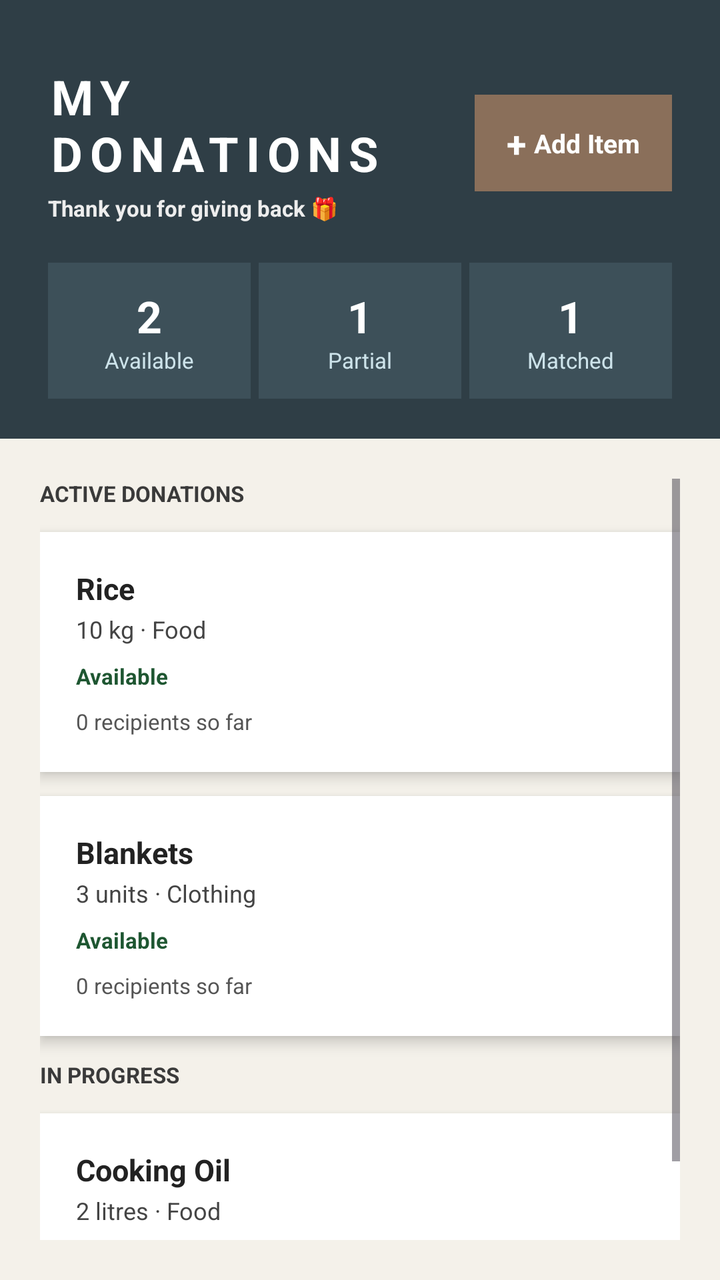
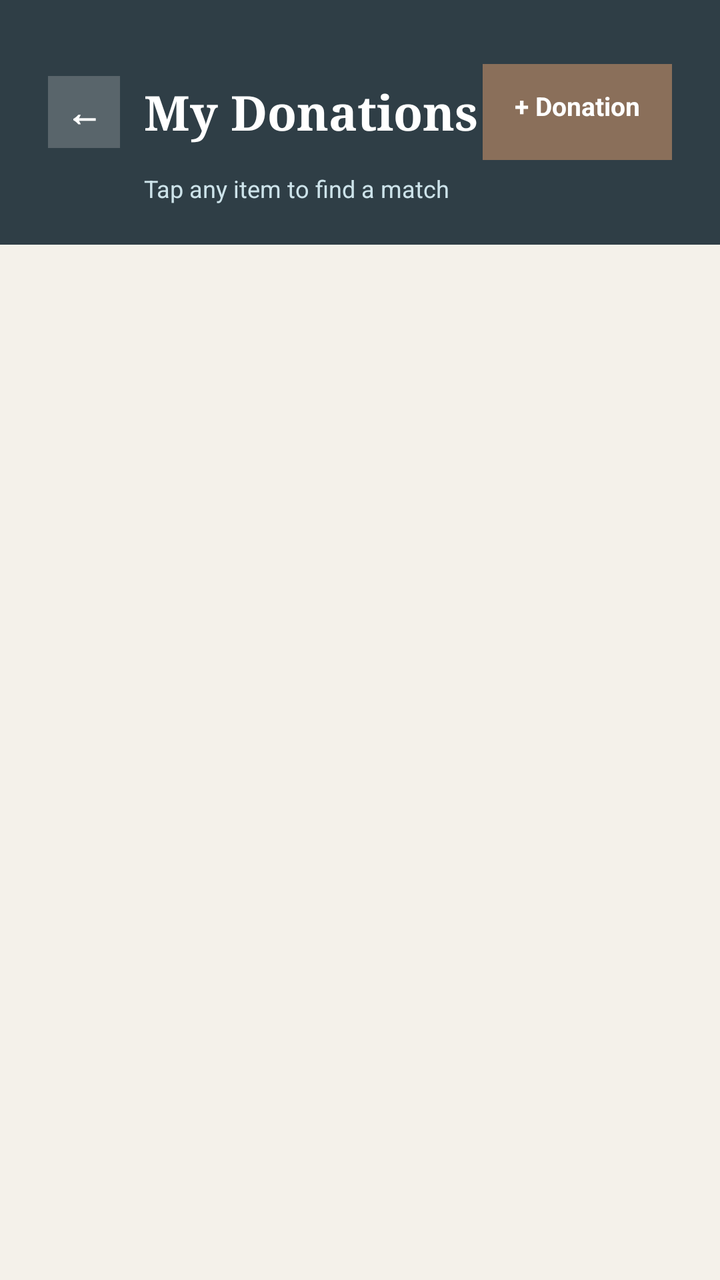

Compare the two renders of this Android layout. The source of the first and the diff that turns it into the second are given below.
<!-- AndroidManifest.xml: application theme Theme.LendAHand -->
<!-- res/layout/my_donations.xml -->
<?xml version="1.0" encoding="utf-8"?>
<LinearLayout xmlns:android="http://schemas.android.com/apk/res/android"
    android:layout_width="match_parent"
    android:layout_height="match_parent"
    android:orientation="vertical"
    android:background="#F4F1EA">

    
    <LinearLayout
        android:layout_width="match_parent"
        android:layout_height="wrap_content"
        android:orientation="vertical"
        android:background="#2F3E46"
        android:paddingStart="24dp"
        android:paddingEnd="24dp"
        android:paddingTop="32dp"
        android:paddingBottom="20dp">

        <LinearLayout
            android:layout_width="match_parent"
            android:layout_height="wrap_content"
            android:orientation="horizontal"
            android:gravity="center_vertical"
            android:baselineAligned="false">

            <LinearLayout
                android:layout_width="0dp"
                android:layout_height="wrap_content"
                android:layout_weight="1"
                android:orientation="vertical"
                android:baselineAligned="false">

                <TextView
                    android:layout_width="wrap_content"
                    android:layout_height="wrap_content"
                    android:text="@string/my_donations"
                    android:textSize="24sp"
                    android:textStyle="bold"
                    android:textColor="#FFFFFF"
                    android:letterSpacing="0.15" />

                <TextView
                    android:layout_width="wrap_content"
                    android:layout_height="wrap_content"
                    android:text="@string/thank_you_giving_back"
                    android:textSize="11sp"
                    android:textStyle="bold"
                    android:textColor="#EDEDED"
                    android:layout_marginTop="4dp" />
            </LinearLayout>

            
            <LinearLayout
                android:id="@+id/btnAddDonation"
                android:layout_width="wrap_content"
                android:layout_height="wrap_content"
                android:orientation="horizontal"
                android:background="#8A6F5A"
                android:minHeight="48dp"
                android:minWidth="48dp"
                android:paddingStart="16dp"
                android:paddingEnd="16dp"
                android:paddingTop="12dp"
                android:paddingBottom="12dp"
                android:gravity="center"
                android:baselineAligned="false"
                android:clickable="true"
                android:focusable="true">

                <TextView
                    android:layout_width="wrap_content"
                    android:layout_height="wrap_content"
                    android:text="@string/plus_symbol"
                    android:textSize="18sp"
                    android:textStyle="bold"
                    android:textColor="#FFFFFF" />

                <TextView
                    android:layout_width="wrap_content"
                    android:layout_height="wrap_content"
                    android:text="@string/add_item"
                    android:textSize="13sp"
                    android:textStyle="bold"
                    android:textColor="#FFFFFF"
                    android:layout_marginStart="4dp"/>
            </LinearLayout>
        </LinearLayout>

        
        <LinearLayout
            android:layout_width="match_parent"
            android:layout_height="wrap_content"
            android:orientation="horizontal"
            android:baselineAligned="false"
            android:layout_marginTop="20dp"
            android:weightSum="3">

            <LinearLayout
                android:layout_width="0dp"
                android:layout_weight="1"
                android:layout_height="wrap_content"
                android:orientation="vertical"
                android:gravity="center"
                android:background="#3D5059"
                android:padding="12dp"
                android:layout_marginEnd="4dp">

                <TextView
                    android:layout_width="wrap_content"
                    android:layout_height="wrap_content"
                    android:text="@string/two"
                    android:textSize="22sp"
                    android:textStyle="bold"
                    android:textColor="#FFFFFF"/>

                <TextView
                    android:layout_width="wrap_content"
                    android:layout_height="wrap_content"
                    android:text="@string/available"
                    android:textSize="11sp"
                    android:textColor="#CDE3EA"/>
            </LinearLayout>

            <LinearLayout
                android:layout_width="0dp"
                android:layout_weight="1"
                android:layout_height="wrap_content"
                android:orientation="vertical"
                android:gravity="center"
                android:background="#3D5059"
                android:padding="12dp"
                android:layout_marginEnd="4dp">

                <TextView
                    android:layout_width="wrap_content"
                    android:layout_height="wrap_content"
                    android:text="@string/one"
                    android:textSize="22sp"
                    android:textStyle="bold"
                    android:textColor="#FFFFFF"/>

                <TextView
                    android:layout_width="wrap_content"
                    android:layout_height="wrap_content"
                    android:text="@string/partial"
                    android:textSize="11sp"
                    android:textColor="#CDE3EA"/>
            </LinearLayout>

            <LinearLayout
                android:layout_width="0dp"
                android:layout_weight="1"
                android:layout_height="wrap_content"
                android:orientation="vertical"
                android:gravity="center"
                android:background="#3D5059"
                android:padding="12dp">

                <TextView
                    android:layout_width="wrap_content"
                    android:layout_height="wrap_content"
                    android:text="@string/one"
                    android:textSize="22sp"
                    android:textStyle="bold"
                    android:textColor="#FFFFFF"/>

                <TextView
                    android:layout_width="wrap_content"
                    android:layout_height="wrap_content"
                    android:text="@string/matched"
                    android:textSize="11sp"
                    android:textColor="#CDE3EA"/>
            </LinearLayout>
        </LinearLayout>
    </LinearLayout>

    
    <ScrollView
        android:layout_width="match_parent"
        android:layout_height="0dp"
        android:layout_weight="1"
        android:padding="20dp">

        <LinearLayout
            android:orientation="vertical"
            android:layout_width="match_parent"
            android:layout_height="wrap_content">

            <TextView
                android:layout_width="wrap_content"
                android:layout_height="wrap_content"
                android:text="@string/active_donations"
                android:textSize="11sp"
                android:textStyle="bold"
                android:textColor="#3A3A3A"
                android:layout_marginBottom="12dp"/>

            
            <LinearLayout
                android:layout_width="match_parent"
                android:layout_height="wrap_content"
                android:orientation="vertical"
                android:background="#FFFFFF"
                android:padding="18dp"
                android:elevation="4dp"
                android:layout_marginBottom="12dp">

                <TextView
                    android:layout_width="wrap_content"
                    android:layout_height="wrap_content"
                    android:text="@string/rice"
                    android:textSize="15sp"
                    android:textStyle="bold"
                    android:textColor="#222222"/>

                <TextView
                    android:layout_width="wrap_content"
                    android:layout_height="wrap_content"
                    android:text="@string/rice_details"
                    android:textSize="12sp"
                    android:textColor="#444444"
                    android:layout_marginTop="2dp"/>

                <TextView
                    android:layout_width="wrap_content"
                    android:layout_height="wrap_content"
                    android:text="@string/available"
                    android:textSize="11sp"
                    android:textStyle="bold"
                    android:textColor="#1E5631"
                    android:layout_marginTop="8dp"/>

                <TextView
                    android:layout_width="wrap_content"
                    android:layout_height="wrap_content"
                    android:text="@string/zero_recipients"
                    android:textSize="11sp"
                    android:textColor="#555555"
                    android:layout_marginTop="8dp"/>
            </LinearLayout>

            
            <LinearLayout
                android:layout_width="match_parent"
                android:layout_height="wrap_content"
                android:orientation="vertical"
                android:background="#FFFFFF"
                android:padding="18dp"
                android:elevation="4dp"
                android:layout_marginBottom="12dp">

                <TextView
                    android:layout_width="wrap_content"
                    android:layout_height="wrap_content"
                    android:text="@string/blankets"
                    android:textSize="15sp"
                    android:textStyle="bold"
                    android:textColor="#222222"/>

                <TextView
                    android:layout_width="wrap_content"
                    android:layout_height="wrap_content"
                    android:text="@string/blankets_details"
                    android:textSize="12sp"
                    android:textColor="#444444"
                    android:layout_marginTop="2dp"/>

                <TextView
                    android:layout_width="wrap_content"
                    android:layout_height="wrap_content"
                    android:text="@string/available"
                    android:textSize="11sp"
                    android:textStyle="bold"
                    android:textColor="#1E5631"
                    android:layout_marginTop="8dp"/>

                <TextView
                    android:layout_width="wrap_content"
                    android:layout_height="wrap_content"
                    android:text="@string/zero_recipients"
                    android:textSize="11sp"
                    android:textColor="#555555"
                    android:layout_marginTop="8dp"/>
            </LinearLayout>

            
            <TextView
                android:layout_width="wrap_content"
                android:layout_height="wrap_content"
                android:text="@string/in_progress"
                android:textSize="11sp"
                android:textStyle="bold"
                android:textColor="#3A3A3A"
                android:layout_marginBottom="12dp"/>

            <LinearLayout
                android:layout_width="match_parent"
                android:layout_height="wrap_content"
                android:orientation="vertical"
                android:background="#FFFFFF"
                android:padding="18dp"
                android:elevation="4dp"
                android:layout_marginBottom="12dp">

                <TextView
                    android:layout_width="wrap_content"
                    android:layout_height="wrap_content"
                    android:text="@string/cooking_oil"
                    android:textSize="15sp"
                    android:textStyle="bold"
                    android:textColor="#222222"/>

                <TextView
                    android:layout_width="wrap_content"
                    android:layout_height="wrap_content"
                    android:text="@string/cooking_oil_details"
                    android:textSize="12sp"
                    android:textColor="#444444"
                    android:layout_marginTop="2dp"/>

                <TextView
                    android:layout_width="wrap_content"
                    android:layout_height="wrap_content"
                    android:text="@string/partial"
                    android:textSize="11sp"
                    android:textStyle="bold"
                    android:textColor="#B45309"
                    android:layout_marginTop="8dp"/>

                <TextView
                    android:layout_width="wrap_content"
                    android:layout_height="wrap_content"
                    android:text="@string/going_to_family"
                    android:textSize="11sp"
                    android:textColor="#555555"
                    android:layout_marginTop="8dp"/>
            </LinearLayout>

        </LinearLayout>
    </ScrollView>

</LinearLayout>
<!-- resources referenced by this layout -->
<resources>
  <string name="active_donations">ACTIVE DONATIONS</string>
  <string name="add_item">Add Item</string>
  <string name="available">Available</string>
  <string name="blankets">Blankets</string>
  <string name="blankets_details">3 units · Clothing</string>
  <string name="cooking_oil">Cooking Oil</string>
  <string name="cooking_oil_details">2 litres · Food</string>
  <string name="going_to_family">Going to a family in your area</string>
  <string name="in_progress">IN PROGRESS</string>
  <string name="matched">Matched</string>
  <string name="my_donations">MY DONATIONS</string>
  <string name="one">1</string>
  <string name="partial">Partial</string>
  <string name="plus_symbol">+</string>
  <string name="rice">Rice</string>
  <string name="rice_details">10 kg · Food</string>
  <string name="thank_you_giving_back">Thank you for giving back 🎁</string>
  <string name="two">2</string>
  <string name="zero_recipients">0 recipients so far</string>
  <style name="Theme.LendAHand" parent="Base.Theme.LendAHand" />
  <style name="Base.Theme.LendAHand" parent="Theme.Material3.DayNight.NoActionBar">
          
          
      </style>
</resources>

<!-- the commit's change to res/layout/my_donations.xml (unified diff, before → after) -->
@@ -19,324 +19,106 @@
         <LinearLayout
             android:layout_width="match_parent"
             android:layout_height="wrap_content"
-            android:orientation="horizontal"
+            android:baselineAligned="false"
             android:gravity="center_vertical"
-            android:baselineAligned="false">
+            android:orientation="horizontal">
 
             <LinearLayout
-                android:layout_width="0dp"
-                android:layout_height="wrap_content"
-                android:layout_weight="1"
-                android:orientation="vertical"
-                android:baselineAligned="false">
+                android:id="@+id/btnBack"
+                android:layout_width="36dp"
+                android:layout_height="36dp"
+                android:background="#33FFFFFF"
+                android:clickable="true"
+                android:focusable="true"
+                android:gravity="center"
+                android:orientation="horizontal">
 
                 <TextView
                     android:layout_width="wrap_content"
                     android:layout_height="wrap_content"
-                    android:text="@string/my_donations"
-                    android:textSize="24sp"
-                    android:textStyle="bold"
+                    android:text="@string/back_arrow"
                     android:textColor="#FFFFFF"
-                    android:letterSpacing="0.15" />
-
-                <TextView
-                    android:layout_width="wrap_content"
-                    android:layout_height="wrap_content"
-                    android:text="@string/thank_you_giving_back"
-                    android:textSize="11sp"
-                    android:textStyle="bold"
-                    android:textColor="#EDEDED"
-                    android:layout_marginTop="4dp" />
+                    android:textSize="18sp"
+                    android:textStyle="bold" />
             </LinearLayout>
 
-            
-            <LinearLayout
-                android:id="@+id/btnAddDonation"
+            <TextView
+                android:layout_width="0dp"
+                android:layout_height="wrap_content"
+                android:layout_weight="1"
+                android:layout_marginStart="12dp"
+                android:fontFamily="serif"
+                android:text="My Donations"
+                android:textColor="#FFFFFF"
+                android:textSize="24sp"
+                android:textStyle="bold" />
+
+            <TextView
+                android:id="@+id/btnAddDonations"
                 android:layout_width="wrap_content"
                 android:layout_height="wrap_content"
-                android:orientation="horizontal"
                 android:background="#8A6F5A"
+                android:clickable="true"
+                android:focusable="true"
+                android:minWidth="48dp"
                 android:minHeight="48dp"
-                android:minWidth="48dp"
                 android:paddingStart="16dp"
+                android:paddingTop="12dp"
                 android:paddingEnd="16dp"
-                android:paddingTop="12dp"
                 android:paddingBottom="12dp"
-                android:gravity="center"
-                android:baselineAligned="false"
-                android:clickable="true"
-                android:focusable="true">
+                android:text="+ Donation"
+                android:textColor="#FFFFFF"
+                android:textSize="13sp"
+                android:textStyle="bold" />
 
-                <TextView
-                    android:layout_width="wrap_content"
-                    android:layout_height="wrap_content"
-                    android:text="@string/plus_symbol"
-                    android:textSize="18sp"
-                    android:textStyle="bold"
-                    android:textColor="#FFFFFF" />
-
-                <TextView
-                    android:layout_width="wrap_content"
-                    android:layout_height="wrap_content"
-                    android:text="@string/add_item"
-                    android:textSize="13sp"
-                    android:textStyle="bold"
-                    android:textColor="#FFFFFF"
-                    android:layout_marginStart="4dp"/>
-            </LinearLayout>
         </LinearLayout>
 
-        
-        <LinearLayout
-            android:layout_width="match_parent"
+        <TextView
+            android:layout_width="wrap_content"
             android:layout_height="wrap_content"
-            android:orientation="horizontal"
-            android:baselineAligned="false"
-            android:layout_marginTop="20dp"
-            android:weightSum="3">
-
-            <LinearLayout
-                android:layout_width="0dp"
-                android:layout_weight="1"
-                android:layout_height="wrap_content"
-                android:orientation="vertical"
-                android:gravity="center"
-                android:background="#3D5059"
-                android:padding="12dp"
-                android:layout_marginEnd="4dp">
-
-                <TextView
-                    android:layout_width="wrap_content"
-                    android:layout_height="wrap_content"
-                    android:text="@string/two"
-                    android:textSize="22sp"
-                    android:textStyle="bold"
-                    android:textColor="#FFFFFF"/>
-
-                <TextView
-                    android:layout_width="wrap_content"
-                    android:layout_height="wrap_content"
-                    android:text="@string/available"
-                    android:textSize="11sp"
-                    android:textColor="#CDE3EA"/>
-            </LinearLayout>
-
-            <LinearLayout
-                android:layout_width="0dp"
-                android:layout_weight="1"
-                android:layout_height="wrap_content"
-                android:orientation="vertical"
-                android:gravity="center"
-                android:background="#3D5059"
-                android:padding="12dp"
-                android:layout_marginEnd="4dp">
-
-                <TextView
-                    android:layout_width="wrap_content"
-                    android:layout_height="wrap_content"
-                    android:text="@string/one"
-                    android:textSize="22sp"
-                    android:textStyle="bold"
-                    android:textColor="#FFFFFF"/>
-
-                <TextView
-                    android:layout_width="wrap_content"
-                    android:layout_height="wrap_content"
-                    android:text="@string/partial"
-                    android:textSize="11sp"
-                    android:textColor="#CDE3EA"/>
-            </LinearLayout>
-
-            <LinearLayout
-                android:layout_width="0dp"
-                android:layout_weight="1"
-                android:layout_height="wrap_content"
-                android:orientation="vertical"
-                android:gravity="center"
-                android:background="#3D5059"
-                android:padding="12dp">
-
-                <TextView
-                    android:layout_width="wrap_content"
-                    android:layout_height="wrap_content"
-                    android:text="@string/one"
-                    android:textSize="22sp"
-                    android:textStyle="bold"
-                    android:textColor="#FFFFFF"/>
-
-                <TextView
-                    android:layout_width="wrap_content"
-                    android:layout_height="wrap_content"
-                    android:text="@string/matched"
-                    android:textSize="11sp"
-                    android:textColor="#CDE3EA"/>
-            </LinearLayout>
-        </LinearLayout>
+            android:text="Tap any item to find a match"
+            android:textSize="12sp"
+            android:textColor="#CDE3EA"
+            android:layout_marginTop="6dp"
+            android:layout_marginStart="48dp"/>
     </LinearLayout>
 
     
+    <ProgressBar
+        android:id="@+id/progressBar"
+        android:layout_width="wrap_content"
+        android:layout_height="wrap_content"
+        android:layout_gravity="center"
+        android:layout_marginTop="32dp"
+        android:visibility="visible"/>
+
+    
+    <TextView
+        android:id="@+id/tvEmpty"
+        android:layout_width="match_parent"
+        android:layout_height="wrap_content"
+        android:text="You haven't made any donations yet."
+        android:textSize="14sp"
+        android:textColor="#8A7F78"
+        android:gravity="center"
+        android:padding="32dp"
+        android:visibility="gone"/>
+
+    
     <ScrollView
+        android:id="@+id/scrollView"
         android:layout_width="match_parent"
         android:layout_height="0dp"
         android:layout_weight="1"
-        android:padding="20dp">
+        android:padding="20dp"
+        android:clipToPadding="false"
+        android:visibility="gone">
 
         <LinearLayout
-            android:orientation="vertical"
+            android:id="@+id/donationListContainer"
             android:layout_width="match_parent"
-            android:layout_height="wrap_content">
-
-            <TextView
-                android:layout_width="wrap_content"
-                android:layout_height="wrap_content"
-                android:text="@string/active_donations"
-                android:textSize="11sp"
-                android:textStyle="bold"
-                android:textColor="#3A3A3A"
-                android:layout_marginBottom="12dp"/>
-
-            
-            <LinearLayout
-                android:layout_width="match_parent"
-                android:layout_height="wrap_content"
-                android:orientation="vertical"
-                android:background="#FFFFFF"
-                android:padding="18dp"
-                android:elevation="4dp"
-                android:layout_marginBottom="12dp">
-
-                <TextView
-                    android:layout_width="wrap_content"
-                    android:layout_height="wrap_content"
-                    android:text="@string/rice"
-                    android:textSize="15sp"
-                    android:textStyle="bold"
-                    android:textColor="#222222"/>
-
-                <TextView
-                    android:layout_width="wrap_content"
-                    android:layout_height="wrap_content"
-                    android:text="@string/rice_details"
-                    android:textSize="12sp"
-                    android:textColor="#444444"
-                    android:layout_marginTop="2dp"/>
-
-                <TextView
-                    android:layout_width="wrap_content"
-                    android:layout_height="wrap_content"
-                    android:text="@string/available"
-                    android:textSize="11sp"
-                    android:textStyle="bold"
-                    android:textColor="#1E5631"
-                    android:layout_marginTop="8dp"/>
-
-                <TextView
-                    android:layout_width="wrap_content"
-                    android:layout_height="wrap_content"
-                    android:text="@string/zero_recipients"
-                    android:textSize="11sp"
-                    android:textColor="#555555"
-                    android:layout_marginTop="8dp"/>
-            </LinearLayout>
-
-            
-            <LinearLayout
-                android:layout_width="match_parent"
-                android:layout_height="wrap_content"
-                android:orientation="vertical"
-                android:background="#FFFFFF"
-                android:padding="18dp"
-                android:elevation="4dp"
-                android:layout_marginBottom="12dp">
-
-                <TextView
-                    android:layout_width="wrap_content"
-                    android:layout_height="wrap_content"
-                    android:text="@string/blankets"
-                    android:textSize="15sp"
-                    android:textStyle="bold"
-                    android:textColor="#222222"/>
-
-                <TextView
-                    android:layout_width="wrap_content"
-                    android:layout_height="wrap_content"
-                    android:text="@string/blankets_details"
-                    android:textSize="12sp"
-                    android:textColor="#444444"
-                    android:layout_marginTop="2dp"/>
-
-                <TextView
-                    android:layout_width="wrap_content"
-                    android:layout_height="wrap_content"
-                    android:text="@string/available"
-                    android:textSize="11sp"
-                    android:textStyle="bold"
-                    android:textColor="#1E5631"
-                    android:layout_marginTop="8dp"/>
-
-                <TextView
-                    android:layout_width="wrap_content"
-                    android:layout_height="wrap_content"
-                    android:text="@string/zero_recipients"
-                    android:textSize="11sp"
-                    android:textColor="#555555"
-                    android:layout_marginTop="8dp"/>
-            </LinearLayout>
-
-            
-            <TextView
-                android:layout_width="wrap_content"
-                android:layout_height="wrap_content"
-                android:text="@string/in_progress"
-                android:textSize="11sp"
-                android:textStyle="bold"
-                android:textColor="#3A3A3A"
-                android:layout_marginBottom="12dp"/>
-
-            <LinearLayout
-                android:layout_width="match_parent"
-                android:layout_height="wrap_content"
-                android:orientation="vertical"
-                android:background="#FFFFFF"
-                android:padding="18dp"
-                android:elevation="4dp"
-                android:layout_marginBottom="12dp">
-
-                <TextView
-                    android:layout_width="wrap_content"
-                    android:layout_height="wrap_content"
-                    android:text="@string/cooking_oil"
-                    android:textSize="15sp"
-                    android:textStyle="bold"
-                    android:textColor="#222222"/>
-
-                <TextView
-                    android:layout_width="wrap_content"
-                    android:layout_height="wrap_content"
-                    android:text="@string/cooking_oil_details"
-                    android:textSize="12sp"
-                    android:textColor="#444444"
-                    android:layout_marginTop="2dp"/>
-
-                <TextView
-                    android:layout_width="wrap_content"
-                    android:layout_height="wrap_content"
-                    android:text="@string/partial"
-                    android:textSize="11sp"
-                    android:textStyle="bold"
-                    android:textColor="#B45309"
-                    android:layout_marginTop="8dp"/>
-
-                <TextView
-                    android:layout_width="wrap_content"
-                    android:layout_height="wrap_content"
-                    android:text="@string/going_to_family"
-                    android:textSize="11sp"
-                    android:textColor="#555555"
-                    android:layout_marginTop="8dp"/>
-            </LinearLayout>
-
-        </LinearLayout>
+            android:layout_height="wrap_content"
+            android:orientation="vertical"/>
     </ScrollView>
 
 </LinearLayout>
<!-- resource entries referenced after the edit -->
@@ -1,24 +1,6 @@
 <!-- resources referenced by this layout -->
 <resources>
-  <string name="active_donations">ACTIVE DONATIONS</string>
-  <string name="add_item">Add Item</string>
-  <string name="available">Available</string>
-  <string name="blankets">Blankets</string>
-  <string name="blankets_details">3 units · Clothing</string>
-  <string name="cooking_oil">Cooking Oil</string>
-  <string name="cooking_oil_details">2 litres · Food</string>
-  <string name="going_to_family">Going to a family in your area</string>
-  <string name="in_progress">IN PROGRESS</string>
-  <string name="matched">Matched</string>
-  <string name="my_donations">MY DONATIONS</string>
-  <string name="one">1</string>
-  <string name="partial">Partial</string>
-  <string name="plus_symbol">+</string>
-  <string name="rice">Rice</string>
-  <string name="rice_details">10 kg · Food</string>
-  <string name="thank_you_giving_back">Thank you for giving back 🎁</string>
-  <string name="two">2</string>
-  <string name="zero_recipients">0 recipients so far</string>
+  <string name="back_arrow">←</string>
   <style name="Theme.LendAHand" parent="Base.Theme.LendAHand" />
   <style name="Base.Theme.LendAHand" parent="Theme.Material3.DayNight.NoActionBar">
           
